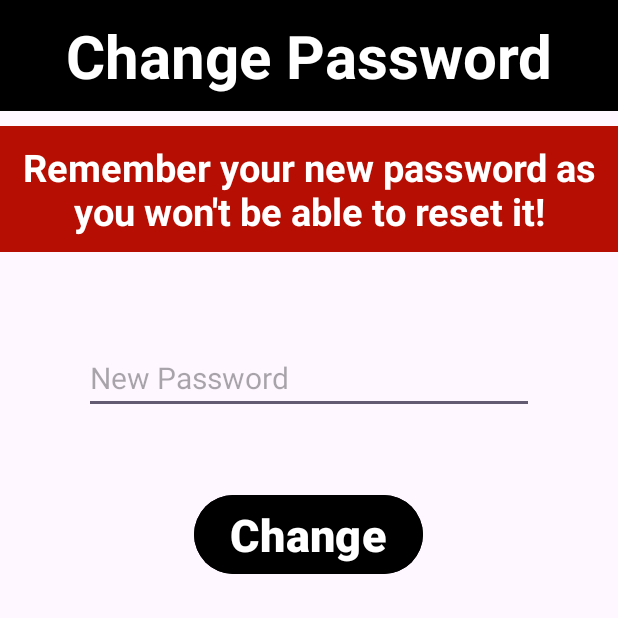
After one commit to Yathartha7/VotE-Android-App, an Android app: the changePassword screen opened directly, with no data from a screen before it, on a phone screen of 412 x 824 dp, the top half of it. The commit adds this screen. Run offline under Robolectric (Android 15) with nearby library versions, the phone set to English and light mode, and no system bars; our stand-ins replace Firebase (no records; nobody signed in at launch, a user with empty details on screens opened directly).

Commit message:
added change password feature

```diff
--- a/app/src/main/AndroidManifest.xml
+++ b/app/src/main/AndroidManifest.xml
@@ -12,6 +12,9 @@
         android:supportsRtl="true"
         android:theme="@style/Theme.VotingSystem"
         tools:targetApi="31">
+        <activity
+            android:name=".changePassword"
+            android:exported="false" />
         <activity
             android:name=".admin_viewFeedback"
             android:exported="false" />
--- /dev/null
+++ b/app/src/main/java/com/example/votingsystem/changePassword.java
@@ -0,0 +1,59 @@
+package com.example.votingsystem;
+
+import android.os.Bundle;
+import android.text.TextUtils;
+import android.widget.Button;
+import android.widget.EditText;
+import android.widget.Toast;
+import androidx.annotation.NonNull;
+import androidx.appcompat.app.AppCompatActivity;
+import com.google.firebase.auth.FirebaseAuth;
+import com.google.firebase.auth.FirebaseUser;
+
+public class changePassword extends AppCompatActivity {
+
+    private EditText newPasswordEditText;
+    private Button changePasswordButton;
+    private FirebaseAuth firebaseAuth;
+
+    @Override
+    protected void onCreate(Bundle savedInstanceState) {
+        super.onCreate(savedInstanceState);
+        setContentView(R.layout.activity_change_password);
+
+        // Initialize Firebase Auth
+        firebaseAuth = FirebaseAuth.getInstance();
+
+        // Find views
+        newPasswordEditText = findViewById(R.id.newPasswordEditText);
+        changePasswordButton = findViewById(R.id.changePasswordBtn);
+
+        // Set click listener for change password button
+        changePasswordButton.setOnClickListener(v -> changePassword());
+    }
+
+    private void changePassword() {
+        String newPassword = newPasswordEditText.getText().toString().trim();
+
+        if (TextUtils.isEmpty(newPassword)) {
+            Toast.makeText(this, "Enter new password", Toast.LENGTH_SHORT).show();
+            return;
+        }
+
+        FirebaseUser user = firebaseAuth.getCurrentUser();
+        if (user != null) {
+            user.updatePassword(newPassword)
+                    .addOnCompleteListener(task -> {
+                        if (task.isSuccessful()) {
+                            Toast.makeText(changePassword.this, "Password updated successfully", Toast.LENGTH_SHORT).show();
+                        } else {
+                            Toast.makeText(changePassword.this, "Password update failed", Toast.LENGTH_SHORT).show();
+                        }
+                        finish();
+                    });
+        } else {
+            Toast.makeText(this, "No authenticated user found", Toast.LENGTH_SHORT).show();
+            finish();
+        }
+    }
+}
--- /dev/null
+++ b/app/src/main/res/layout/activity_change_password.xml
@@ -0,0 +1,58 @@
+<?xml version="1.0" encoding="utf-8"?>
+
+<LinearLayout
+    xmlns:android="http://schemas.android.com/apk/res/android"
+    xmlns:app="http://schemas.android.com/apk/res-auto"
+    xmlns:tools="http://schemas.android.com/tools"
+    android:layout_width="match_parent"
+    android:layout_height="match_parent"
+    tools:context=".changePassword"
+    android:orientation="vertical">
+    <TextView
+        android:layout_width="match_parent"
+
+        android:layout_height="wrap_content"
+        android:background="@color/black"
+        android:text="Change Password"
+        android:textSize="40sp"
+        android:textColor="@color/white"
+        android:padding="10dp"
+        android:layout_marginBottom="10dp"
+        android:textStyle="bold"
+        android:textAlignment="center">
+    </TextView>
+    <TextView
+        android:layout_width="match_parent"
+        android:layout_height="wrap_content"
+        android:background="#B60E02"
+        android:text="Remember your new password as you won't be able to reset it!"
+        android:textStyle="bold"
+        android:textAlignment="center"
+        android:textColor="@color/white"
+        android:textSize="25sp"
+        android:padding="10dp"
+        android:layout_marginBottom="50dp">
+    </TextView>
+    <EditText
+        android:id="@+id/newPasswordEditText"
+        android:layout_width="300dp"
+        android:layout_height="wrap_content"
+        android:layout_gravity="center"
+        android:hint="New Password"
+        android:inputType="textPassword"
+        android:layout_margin="10dp"
+        android:textSize="20sp"/>
+
+    <Button
+        android:id="@+id/changePasswordBtn"
+        android:layout_width="wrap_content"
+        android:layout_height="wrap_content"
+        android:layout_gravity="center"
+        android:backgroundTint="@color/black"
+        android:textSize="30sp"
+        android:textStyle="bold"
+        android:layout_margin="40dp"
+        android:text="Change"/>
+
+
+</LinearLayout>
--- a/app/src/main/res/layout/candidate_item_votenow.xml
+++ b/app/src/main/res/layout/candidate_item_votenow.xml
@@ -89,7 +89,8 @@
         android:layout_gravity="center"
         android:text="Vote"
         android:textSize="20sp"
-        android:textStyle="bold">
+        android:textStyle="bold"
+        android:backgroundTint="#C42B1F">
     </Button>
     <TextView
         android:layout_width="match_parent"
```
Also changed, not shown: app/src/main/java/com/example/votingsystem/admin_home.java (+14 -0 lines), app/src/main/java/com/example/votingsystem/candidate_account.java (+9 -0 lines), app/src/main/java/com/example/votingsystem/candidate_home.java (+14 -0 lines), app/src/main/java/com/example/votingsystem/voter_account.java (+9 -0 lines), app/src/main/java/com/example/votingsystem/voter_home.java (+14 -0 lines), app/src/main/res/layout/activity_login.xml (+12 -8 lines), app/src/main/res/layout/activity_sign_up.xml (+12 -10 lines), app/src/main/res/layout/fragment_admin_home.xml (+14 -1 lines), app/src/main/res/layout/fragment_candidate_account.xml (+27 -2 lines), app/src/main/res/layout/fragment_candidate_home.xml (+14 -1 lines), app/src/main/res/layout/fragment_voter_account.xml (+27 -2 lines), app/src/main/res/layout/fragment_voter_home.xml (+13 -0 lines), app/src/main/res/drawable/changepassword.png (added).
